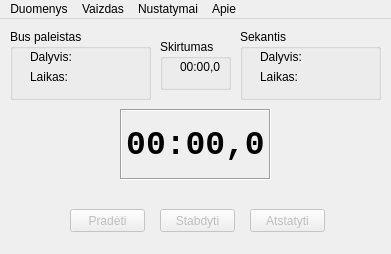
Before: the Qt Designer form GUIs/MainWindow.ui in kulverstukas1/DuathlonStarter, drawn with Qt 5.
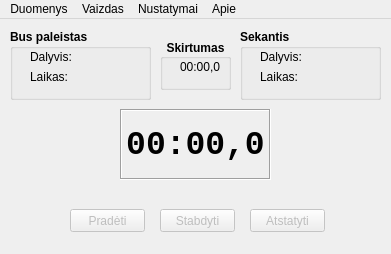
After: the same form once the commit is applied. Icons and pictures are not drawn. Custom widgets are drawn as their Qt base class.

Commit message: pakeisti QLabel i QElidingLabel

```diff
--- a/GUIs/MainWindow.ui
+++ b/GUIs/MainWindow.ui
@@ -33,6 +33,12 @@
       <height>71</height>
      </rect>
     </property>
+    <property name="font">
+     <font>
+      <weight>75</weight>
+      <bold>true</bold>
+     </font>
+    </property>
     <property name="title">
      <string>Bus paleistas</string>
     </property>
@@ -42,15 +48,21 @@
     <property name="checkable">
      <bool>false</bool>
     </property>
-    <widget class="QLabel" name="currentRunnerNr">
+    <widget class="QElidingLabel" name="currentRunnerNr">
      <property name="geometry">
       <rect>
        <x>20</x>
        <y>20</y>
-       <width>91</width>
+       <width>111</width>
        <height>16</height>
       </rect>
      </property>
+     <property name="font">
+      <font>
+       <weight>50</weight>
+       <bold>false</bold>
+      </font>
+     </property>
      <property name="text">
       <string>Dalyvis:</string>
      </property>
@@ -60,10 +72,16 @@
       <rect>
        <x>20</x>
        <y>40</y>
-       <width>91</width>
+       <width>111</width>
        <height>16</height>
       </rect>
      </property>
+     <property name="font">
+      <font>
+       <weight>50</weight>
+       <bold>false</bold>
+      </font>
+     </property>
      <property name="text">
       <string>Laikas:</string>
      </property>
@@ -78,18 +96,30 @@
       <height>71</height>
      </rect>
     </property>
+    <property name="font">
+     <font>
+      <weight>75</weight>
+      <bold>true</bold>
+     </font>
+    </property>
     <property name="title">
      <string>Sekantis</string>
     </property>
-    <widget class="QLabel" name="nextRunnerNr">
+    <widget class="QElidingLabel" name="nextRunnerNr">
      <property name="geometry">
       <rect>
        <x>20</x>
        <y>20</y>
-       <width>91</width>
+       <width>111</width>
        <height>16</height>
       </rect>
      </property>
+     <property name="font">
+      <font>
+       <weight>50</weight>
+       <bold>false</bold>
+      </font>
+     </property>
      <property name="text">
       <string>Dalyvis:</string>
      </property>
@@ -99,10 +129,16 @@
       <rect>
        <x>20</x>
        <y>40</y>
-       <width>91</width>
+       <width>111</width>
        <height>16</height>
       </rect>
      </property>
+     <property name="font">
+      <font>
+       <weight>50</weight>
+       <bold>false</bold>
+      </font>
+     </property>
      <property name="text">
       <string>Laikas:</string>
      </property>
@@ -209,9 +245,18 @@
       <height>51</height>
      </rect>
     </property>
+    <property name="font">
+     <font>
+      <weight>75</weight>
+      <bold>true</bold>
+     </font>
+    </property>
     <property name="title">
      <string>Skirtumas</string>
     </property>
+    <property name="alignment">
+     <set>Qt::AlignCenter</set>
+    </property>
     <widget class="QLabel" name="currentDifference">
      <property name="geometry">
       <rect>
@@ -221,6 +266,12 @@
        <height>16</height>
       </rect>
      </property>
+     <property name="font">
+      <font>
+       <weight>50</weight>
+       <bold>false</bold>
+      </font>
+     </property>
      <property name="text">
       <string>00:00,0</string>
      </property>
@@ -304,6 +355,13 @@
    </property>
   </action>
  </widget>
+ <customwidgets>
+  <customwidget>
+   <class>QElidingLabel</class>
+   <extends>QLabel</extends>
+   <header>QElidingLabel</header>
+  </customwidget>
+ </customwidgets>
  <resources/>
  <connections/>
 </ui>
```
The commit also changes 1 other file.
